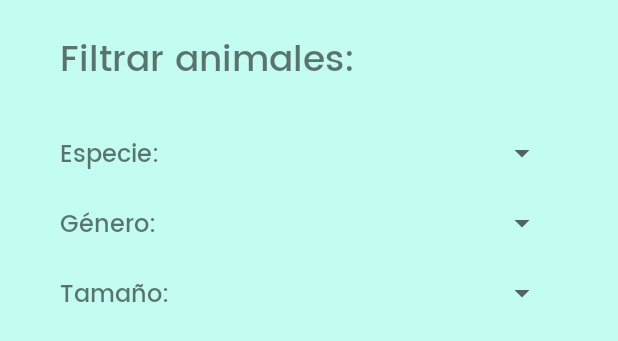
After one commit to Fadria/Kotlin-Protectora, an Android app: the layout dialog_filter_animal.xml on its own in the app's theme, with its tools: preview values and no code run, on a phone screen of 412 x 824 dp. The commit adds this screen. Shown: the top 341 px of the screen. Run offline under Robolectric (Android 15) with nearby library versions, the phone set to English and light mode, and no system bars; network calls fail.

Commit message:
Funcionalidad filtración de animales

```diff
--- a/app/src/main/java/com/feadca/protectora/utils/Consts.kt
+++ b/app/src/main/java/com/feadca/protectora/utils/Consts.kt
@@ -25,3 +25,4 @@ const val REVISION_CREATE = IP + "/apirest/nuevaRevision"
 
 // URL usadas para los animales
 const val ANIMAL_LIST = IP + "/apirest/animales"
+const val FILTER_ANIMALS = IP + "/apirest/filtrarAnimales"
--- /dev/null
+++ b/app/src/main/res/layout/dialog_filter_animal.xml
@@ -0,0 +1,79 @@
+<?xml version="1.0" encoding="utf-8"?>
+<LinearLayout xmlns:android="http://schemas.android.com/apk/res/android"
+    android:orientation="vertical"
+    android:layout_width="match_parent"
+    android:background="@color/fondoGeneral"
+    android:padding="20dp"
+    android:layout_height="match_parent">
+
+    <TextView
+        android:layout_width="match_parent"
+        android:layout_height="wrap_content"
+        android:layout_marginBottom="20dp"
+        android:textSize="24dp"
+        android:layout_marginLeft="20dp"
+        android:fontFamily="@font/poppins_medium"
+        android:text="Filtrar animales:"/>
+
+    <LinearLayout
+        android:layout_width="match_parent"
+        android:layout_height="wrap_content"
+        android:layout_marginHorizontal="20dp"
+        android:layout_marginVertical="10dp"
+        android:orientation="horizontal">
+
+        <TextView
+            android:layout_width="80dp"
+            android:layout_height="wrap_content"
+            android:fontFamily="@font/poppins_medium"
+            android:textSize="16dp"
+            android:text="Especie:"/>
+
+        <Spinner
+            android:id="@+id/speciesSpinner"
+            android:layout_width="match_parent"
+            android:layout_height="wrap_content" />
+    </LinearLayout>
+
+    <LinearLayout
+        android:layout_width="match_parent"
+        android:layout_height="wrap_content"
+        android:layout_marginHorizontal="20dp"
+        android:layout_marginVertical="10dp"
+        android:orientation="horizontal">
+
+        <TextView
+            android:layout_width="80dp"
+            android:layout_height="wrap_content"
+            android:fontFamily="@font/poppins_medium"
+            android:textSize="16dp"
+            android:text="Género:"/>
+
+        <Spinner
+            android:id="@+id/genderSpinner"
+            android:layout_width="match_parent"
+            android:layout_height="wrap_content" />
+    </LinearLayout>
+
+
+    <LinearLayout
+        android:layout_width="match_parent"
+        android:layout_height="wrap_content"
+        android:layout_marginHorizontal="20dp"
+        android:layout_marginVertical="10dp"
+        android:orientation="horizontal">
+
+        <TextView
+            android:layout_height="wrap_content"
+            android:layout_width="80dp"
+            android:fontFamily="@font/poppins_medium"
+            android:textSize="16dp"
+            android:text="Tamaño:"/>
+
+        <Spinner
+            android:id="@+id/sizeSpinner"
+            android:layout_width="match_parent"
+            android:layout_height="wrap_content" />
+    </LinearLayout>
+
+</LinearLayout>
--- a/app/src/main/res/values/strings.xml
+++ b/app/src/main/res/values/strings.xml
@@ -86,4 +86,6 @@
     <string name="revisiones">Revisiones</string>
     <string name="menu_create_revision">Nueva revisión</string>
     <string name="fecha_revision">Fecha de la revisión</string>
+    <string name="filtrar">Filtar</string>
+    <string name="reiniciar">Reiniciar</string>
 </resources>
```
Also changed, not shown: app/src/main/java/com/feadca/protectora/ui/content/AnimalsFragment.kt (+96 -7 lines), app/src/main/java/com/feadca/protectora/viewmodel/AnimalsViewModel.kt (+128 -7 lines), app/src/main/res/values/genderArray.xml (added, +8 -0 lines), app/src/main/res/values/sizeArray.xml (added, +8 -0 lines), app/src/main/res/values/speciesArray.xml (added, +11 -0 lines).
